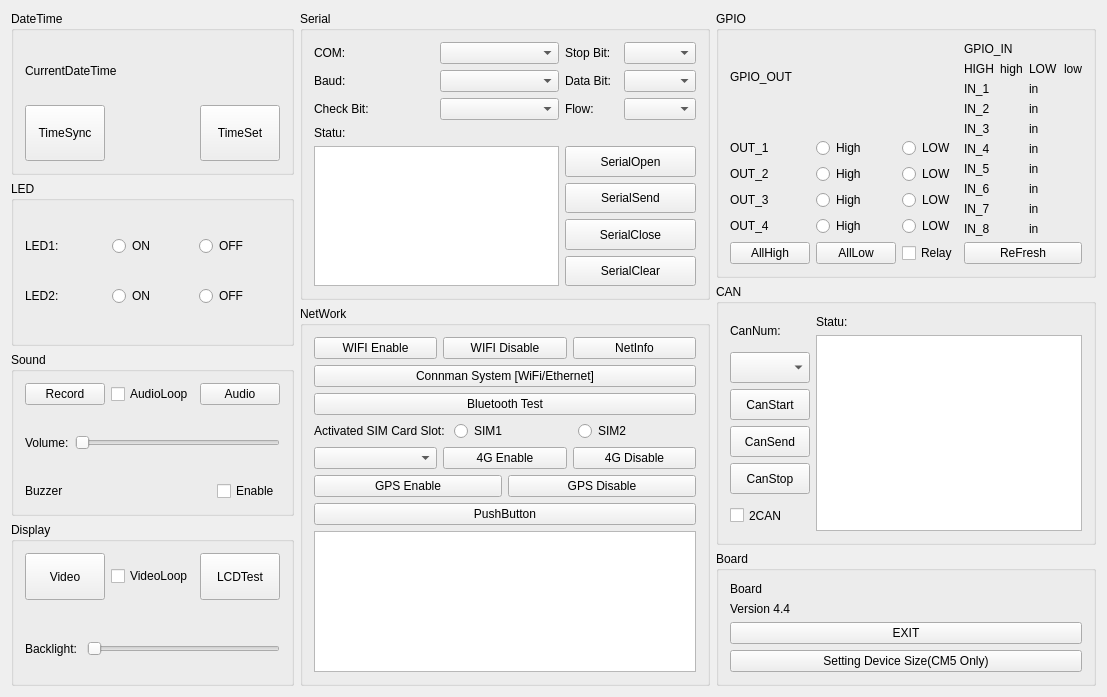
Qt form mainwindow.ui (Chipsee/hardwaretest) before a commit.
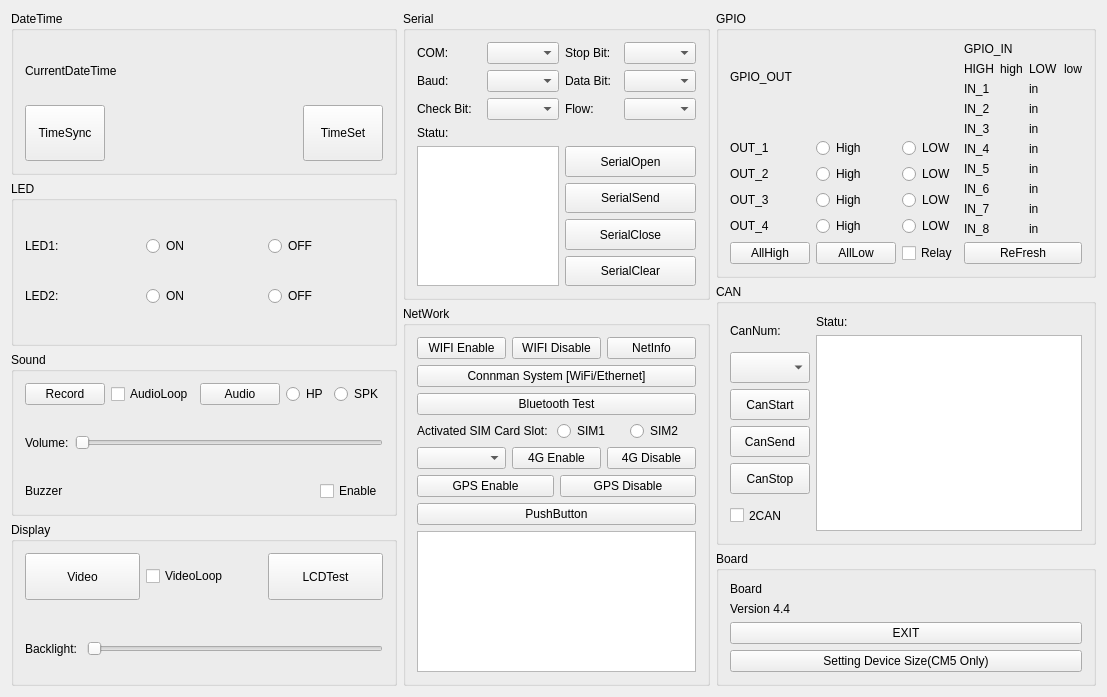
The same form after that commit.

Commit message: Added switch hp spk feature for CS_RK3576_BOX_SK board

What changed in the file:
```diff
--- a/mainwindow.ui
+++ b/mainwindow.ui
@@ -191,6 +191,26 @@
              </property>
             </widget>
            </item>
+           <item>
+            <widget class="QRadioButton" name="radioButton_HP">
+             <property name="text">
+              <string>HP</string>
+             </property>
+             <attribute name="buttonGroup">
+              <string notr="true">buttonGroup_audio</string>
+             </attribute>
+            </widget>
+           </item>
+           <item>
+            <widget class="QRadioButton" name="radioButton_SPK">
+             <property name="text">
+              <string>SPK</string>
+             </property>
+             <attribute name="buttonGroup">
+              <string notr="true">buttonGroup_audio</string>
+             </attribute>
+            </widget>
+           </item>
           </layout>
          </item>
          <item>
```
Left out of the diff: 7 changed lines with no effect on the pictures. The commit also changes 2 other files.
